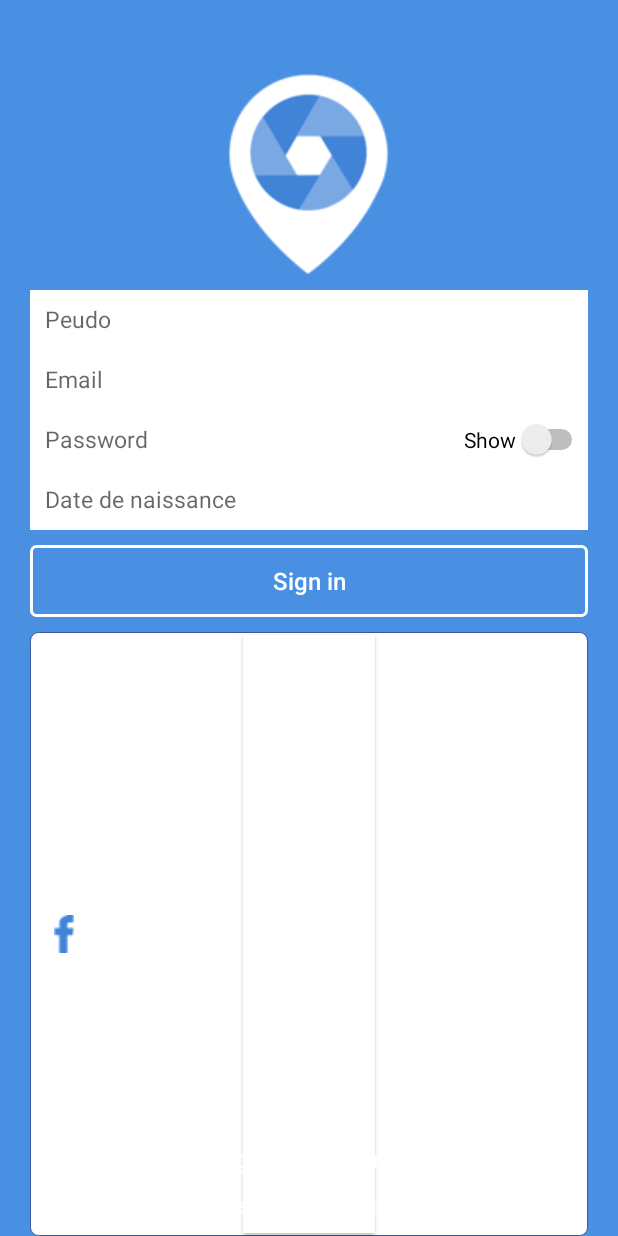
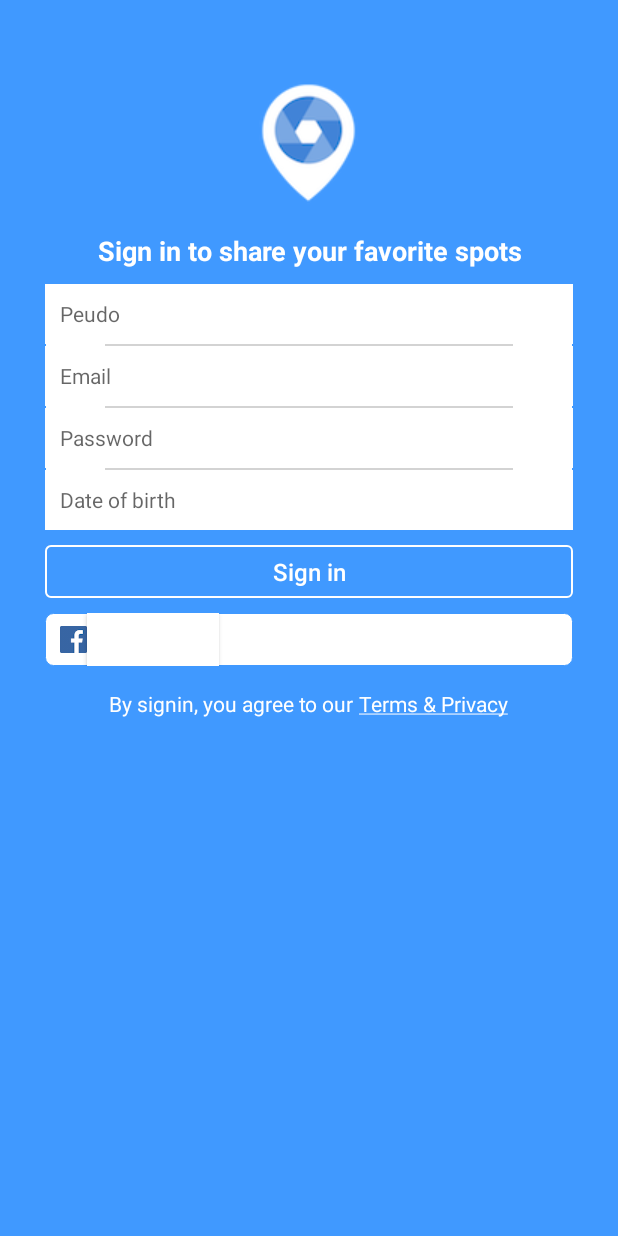
Before and after one commit to raoulsigne/SpotIt, an Android app: the Inscription screen opened directly, with no data from a screen before it, on a phone screen of 412 x 824 dp. Run offline under Robolectric (Android 15) with nearby library versions, the phone set to English and light mode, and no system bars; libraries missing offline, so code that uses them is left out: com.facebook, com.facebook.appevents, com.facebook.login; plain views replace LoginButton; 10 statements that could not run were skipped.

Commit message:
01-08-16

```diff
--- a/app/src/main/java/techafrkix/work/com/spot/spotit/Inscription.java
+++ b/app/src/main/java/techafrkix/work/com/spot/spotit/Inscription.java
@@ -24,6 +24,7 @@ import android.widget.DatePicker;
 import android.widget.EditText;
 import android.widget.LinearLayout;
 import android.widget.Switch;
+import android.widget.TextView;
 import android.widget.Toast;
 
 import com.facebook.AccessToken;
@@ -59,7 +60,6 @@ public class Inscription extends AppCompatActivity {
 
     public static  final  String _TO_CONCAT = "cs457syu89iuer8poier787";
     protected EditText pseudo, email, password, date;
-    Switch switch_pwd;
     LoginButton fbSignin;
     Button signin;
     ProgressDialog progress;
@@ -84,6 +84,8 @@ public class Inscription extends AppCompatActivity {
     private Utilisateur utilisateur;
     String s_pseudo, sdate;
 
+    private TextView policy;
+
     @Override
     protected void onCreate(Bundle savedInstanceState) {
         super.onCreate(savedInstanceState);
@@ -105,9 +107,8 @@ public class Inscription extends AppCompatActivity {
         email = (EditText)findViewById(R.id.emailadress);
         password = (EditText)findViewById(R.id.password);
         date = (EditText)findViewById(R.id.editText);
-        switch_pwd = (Switch)findViewById(R.id.switch_pwd);
+        policy = (TextView)findViewById(R.id.textView7);
 
-        switch_pwd.setChecked(false);
         password.setTransformationMethod(new PasswordTransformationMethod());
 
         dbAdapteur = new UtilisateurDBAdapteur(getApplicationContext());
@@ -117,22 +118,6 @@ public class Inscription extends AppCompatActivity {
         progress.setMessage("Please wait response from facebook...");
         progress.setIndeterminate(false);
         progress.setCancelable(false);
-        switch_pwd.setOnCheckedChangeListener(new CompoundButton.OnCheckedChangeListener() {
-
-            @Override
-            public void onCheckedChanged(CompoundButton buttonView,
-                                         boolean isChecked) {
-                if (isChecked) {
-                    // The toggle is enabled
-                    password.setTransformationMethod(null);
-                    switch_pwd.setText("Hide");
-                } else {
-                    // The toggle is disabled
-                    password.setTransformationMethod(new PasswordTransformationMethod());
-                    switch_pwd.setText("Show");
-                }
-            }
-        });
 
         date.setOnTouchListener(new View.OnTouchListener() {
             public boolean onTouch(View v, MotionEvent event) {
--- a/app/src/main/res/drawable/button_border.xml
+++ b/app/src/main/res/drawable/button_border.xml
@@ -5,5 +5,5 @@
         <!--android:endColor="#00FF00"-->
         <!--android:angle="270" />-->
     <corners android:radius="3dp" />
-    <stroke android:width="3px" android:color="#ffffff" />
+    <stroke android:width="2px" android:color="#ffffff" />
 </shape>
--- a/app/src/main/res/drawable/button_white.xml
+++ b/app/src/main/res/drawable/button_white.xml
@@ -1,6 +1,6 @@
 <?xml version="1.0" encoding="utf-8"?>
 <shape xmlns:android="http://schemas.android.com/apk/res/android"
     android:shape="rectangle">
-    <corners android:radius="3dp" />
+    <corners android:radius="2dp" />
     <solid android:color="#FFFFFF" />
 </shape>
--- a/app/src/main/res/drawable/fb_button.xml
+++ b/app/src/main/res/drawable/fb_button.xml
@@ -3,5 +3,5 @@
     android:shape="rectangle">
     <corners android:radius="5dp" />
     <solid android:color="@color/blanc" />
-    <stroke android:width="1px" android:color="@color/fbButton" />
+    <stroke android:width="1px" android:color="@color/myblue" />
 </shape>
--- a/app/src/main/res/layout/activity_inscription.xml
+++ b/app/src/main/res/layout/activity_inscription.xml
@@ -10,17 +10,38 @@
         android:layout_height="wrap_content"
         android:layout_gravity="center_horizontal"
         android:layout_marginTop="49dp"
-        android:background="@drawable/logospotitblue"
+        android:background="@drawable/logospotitblue90"
         android:layout_alignParentTop="true"
         android:layout_centerHorizontal="true" />
+
+    <TextView
+        android:layout_width="match_parent"
+        android:layout_height="wrap_content"
+        android:layout_marginTop="15dp"
+        android:text="@string/titre_inscription"
+        android:textColor="#FFFFFF"
+        android:textAlignment="center"
+        android:textSize="18sp"
+        android:id="@+id/textView3"
+        android:layout_below="@+id/imageView"
+        android:layout_centerHorizontal="true"
+        android:textStyle="bold"/>
+
+    <LinearLayout
+        android:id="@+id/blocedition"
+        android:layout_width="wrap_content"
+        android:layout_height="wrap_content"
+        android:orientation="vertical"
+        android:background="@drawable/fb_button"
+        android:layout_below="@+id/textView3"
+        android:layout_marginLeft="30dp"
+        android:layout_marginRight="30dp"
+        android:layout_marginTop="10dp">
 
         <EditText
             android:id="@+id/pseudo"
             android:layout_width="match_parent"
             android:layout_height="40dp"
-        android:layout_marginLeft="20dp"
-        android:layout_marginRight="20dp"
-        android:layout_marginTop="10dp"
             android:layout_gravity="center_horizontal"
             android:background="#FFFFFF"
             android:ems="10"
@@ -28,15 +49,20 @@
             android:padding="10dp"
             android:radius="5dp"
             android:singleLine="true"
-        android:textSize="15sp"
-        android:layout_below="@+id/imageView"
-        android:layout_centerHorizontal="true" />
+            android:textSize="14sp"/>
+
+        <View
+            android:id="@+id/line2"
+            android:layout_width="match_parent"
+            android:layout_marginLeft="40dp"
+            android:layout_marginRight="40dp"
+            android:layout_gravity="center_horizontal"
+            android:layout_height="1dip"
+            android:background="@color/separator"/>
 
         <EditText
             android:id="@+id/emailadress"
             android:layout_width="match_parent"
-        android:layout_marginLeft="20dp"
-        android:layout_marginRight="20dp"
             android:layout_height="40dp"
             android:layout_gravity="center_horizontal"
             android:background="#FFFFFF"
@@ -45,18 +71,16 @@
             android:inputType="textEmailAddress"
             android:padding="10dp"
             android:radius="5dp"
-        android:textSize="15sp"
-        android:layout_below="@+id/pseudo"
-        android:layout_centerHorizontal="true" />
+            android:textSize="14sp"/>
 
-    <RelativeLayout
+        <View
+            android:id="@+id/line3"
             android:layout_width="match_parent"
-        android:layout_height="40dp"
-        android:layout_marginLeft="20dp"
-        android:layout_marginRight="20dp"
+            android:layout_marginLeft="40dp"
+            android:layout_marginRight="40dp"
             android:layout_gravity="center_horizontal"
-        android:id="@+id/blocpwd"
-        android:layout_below="@+id/emailadress">
+            android:layout_height="1dip"
+            android:background="@color/separator"/>
 
         <EditText
             android:id="@+id/password"
@@ -69,41 +93,37 @@
             android:inputType="textPassword"
             android:padding="10dp"
             android:radius="5dp"
-            android:textSize="15sp" />
+            android:textSize="14sp"/>
 
-        <Switch
-            android:id="@+id/switch_pwd"
-            android:layout_width="wrap_content"
-            android:layout_height="wrap_content"
-            android:layout_alignParentEnd="true"
-            android:layout_alignParentRight="true"
-            android:layout_centerVertical="true"
-            android:text="Show" />
-
-    </RelativeLayout>
+        <View
+            android:id="@+id/line1"
+            android:layout_width="match_parent"
+            android:layout_marginLeft="40dp"
+            android:layout_marginRight="40dp"
+            android:layout_gravity="center_horizontal"
+            android:layout_height="1dip"
+            android:background="@color/separator"/>
 
         <EditText
             android:id="@+id/editText"
             android:layout_width="match_parent"
-        android:layout_marginLeft="20dp"
-        android:layout_marginRight="20dp"
             android:layout_height="40dp"
             android:layout_gravity="center_horizontal"
             android:background="#FFFFFF"
             android:ems="10"
-        android:hint="Date de naissance"
+            android:hint="Date of birth"
             android:inputType="date"
             android:padding="10dp"
-        android:textSize="15sp"
-        android:layout_below="@+id/blocpwd"/>
+            android:textSize="14sp"/>
+
+    </LinearLayout>
 
     <Button
         android:id="@+id/button"
-        style="?android:attr/borderlessButtonStyle"
         android:layout_width="match_parent"
-        android:layout_marginLeft="20dp"
-        android:layout_marginRight="20dp"
-        android:layout_height="wrap_content"
+        android:layout_marginLeft="30dp"
+        android:layout_marginRight="30dp"
+        android:layout_height="35dp"
         android:layout_gravity="center_horizontal"
         android:layout_marginTop="10dp"
         android:background="@drawable/button_border"
@@ -111,14 +131,15 @@
         android:textAllCaps="false"
         android:textColor="#FFFFFF"
         android:textSize="16sp"
-        android:layout_below="@id/editText"/>
+        android:layout_below="@id/blocedition"/>
 
     <RelativeLayout
+        android:id="@+id/blocfb"
         android:layout_width="match_parent"
         android:layout_below="@id/button"
-        android:layout_height="wrap_content"
-        android:layout_marginLeft="20dp"
-        android:layout_marginRight="20dp"
+        android:layout_height="35dp"
+        android:layout_marginLeft="30dp"
+        android:layout_marginRight="30dp"
         android:layout_gravity="center_horizontal"
         android:layout_marginTop="10dp"
         android:radius="5dp"
@@ -127,26 +148,23 @@
 
         <ImageView
             android:id="@+id/imageView5"
-            android:layout_width="25dp"
-            android:layout_height="25dp"
+            android:layout_width="18dp"
+            android:layout_height="18dp"
             android:layout_alignParentLeft="true"
             android:layout_alignParentStart="true"
             android:layout_centerVertical="true"
             android:layout_marginLeft="10dp"
-            android:src="@drawable/facebook" />
+            android:src="@drawable/facebook1" />
 
         <com.facebook.login.widget.LoginButton
             xmlns:facebook="http://schemas.android.com/apk/res-auto"
             android:id="@+id/login_button"
             android:layout_width="wrap_content"
             android:layout_height="match_parent"
-            android:layout_centerHorizontal="true"
-            android:layout_gravity="center_horizontal"
-            android:paddingBottom="12sp"
-            android:paddingTop="12sp"
-            android:layout_marginTop="2dp"
-            android:layout_marginBottom="2dp"
-            android:textSize="16sp"
+            android:layout_toEndOf="@+id/imageView5"
+            android:layout_toRightOf="@+id/imageView5"
+            android:layout_centerVertical="true"
+            android:textSize="15sp"
             android:textColor="@color/mainblue"
             android:textStyle="bold"
             android:background="@color/blanc"
@@ -155,41 +173,34 @@
 
     </RelativeLayout>
 
+    <LinearLayout
+        android:layout_width="match_parent"
+        android:layout_height="wrap_content"
+        android:orientation="horizontal"
+        android:layout_marginTop="15dp"
+        android:gravity="center"
+        android:layout_below="@+id/blocfb">
+
         <TextView
             android:id="@+id/textView8"
             android:layout_width="wrap_content"
             android:layout_height="wrap_content"
             android:layout_gravity="center_horizontal"
             android:text="@string/policy"
-        android:textSize="15sp"
+            android:textSize="14sp"
             android:textColor="@color/blanc"
-        android:layout_marginBottom="15dp"
-        android:layout_alignBottom="@+id/textView"
             android:layout_centerHorizontal="true" />
 
         <TextView
-        android:id="@+id/textView"
-        android:layout_width="wrap_content"
-        android:layout_height="wrap_content"
-        android:layout_gravity="center_horizontal"
-        android:text="our"
-        android:textAppearance="?android:attr/textAppearanceMedium"
-        android:textColor="#FFFFFF"
-        android:textSize="15sp"
-        android:textStyle="bold"
-        android:layout_marginBottom="15dp"
-        android:layout_alignBottom="@+id/textView9"
-        android:layout_centerHorizontal="true" />
-
-    <TextView
-        android:id="@+id/textView9"
+            android:id="@+id/textView7"
             android:layout_width="wrap_content"
             android:layout_height="wrap_content"
             android:layout_gravity="center_horizontal"
             android:text="@string/warning"
-        android:textSize="15sp"
+            android:textSize="14sp"
             android:textColor="@color/blanc"
-        android:layout_alignParentBottom="true"
-        android:layout_centerHorizontal="true"
-        android:layout_marginBottom="10dp"/>
+            android:layout_centerHorizontal="true" />
+
+    </LinearLayout>
+
 </RelativeLayout>
--- a/app/src/main/res/layout/activity_welcome.xml
+++ b/app/src/main/res/layout/activity_welcome.xml
@@ -11,16 +11,17 @@
         android:layout_width="wrap_content"
         android:layout_height="wrap_content"
         android:id="@+id/imgLogo"
-        android:background="@drawable/logospotitblue"
+        android:background="@drawable/logospotitblue112"
         android:layout_marginTop="73dp"
         android:layout_centerHorizontal="true" />
     <TextView
         android:layout_width="match_parent"
         android:layout_height="wrap_content"
         android:layout_gravity="center_horizontal"
+        android:layout_marginTop="10dp"
         android:textAlignment="center"
         android:textColor="#FFFFFF"
-        android:textSize="24sp"
+        android:textSize="25sp"
         android:text="@string/app_name"
         android:textStyle="bold"
         android:layout_below="@+id/imgLogo"
--- a/app/src/main/res/values/colors.xml
+++ b/app/src/main/res/values/colors.xml
@@ -3,7 +3,7 @@
     <color name="colorPrimary">#9B26AF</color>
     <color name="colorPrimaryDark">#691A99</color>
     <color name="colorAccent">#68EFAD</color>
-    <color name="myblue">#4A90E2</color>
+    <color name="myblue">#4099FF</color>
     <color name="pink">#E91E63</color>
     <color name="bottombar_color">#50C878</color>
     <color name="datespot">#494949</color>
@@ -14,4 +14,5 @@
     <color name="fond_detail">#E9E5E5</color>
     <color name="fondsnap">#403F3F</color>
     <color name="mainblue">#4183D7</color>
+    <color name="separator">#D3D3D3</color>
 </resources>
--- a/app/src/main/res/values/strings.xml
+++ b/app/src/main/res/values/strings.xml
@@ -18,9 +18,10 @@
     <string name="title_activity_main_activitytest">MainActivitytest</string>
     <string name="title_activity_main_activity_test">MainActivityTest</string>
     <string name="slogan_1">&amp; the world is yours</string>
-    <string name="slogan_2">Take and share your favorite spots</string>
-    <string name="policy">By signing, you agree to  </string>
-    <string name="warning">Terms &amp; Privacy</string>
+    <string name="slogan_2">Share your favorite spots</string>
+    <string name="titre_inscription">Sign in to share your favorite spots</string>
+    <string name="policy">By signin, you agree to our</string>
+    <string name="warning">  <u>Terms &amp; Privacy</u></string>
     <string name="title_spot">DETAIL DU SPOT</string>
     <string name="title_activity_accueil">Accueil</string>
 
```
Also changed, not shown: app/src/main/java/techafrkix/work/com/spot/spotit/Connexion.java (+0 -21 lines), app/src/main/res/layout/activity_accueil.xml (+10 -9 lines), app/src/main/res/layout/activity_connexion.xml (+52 -47 lines), app/src/main/res/layout/test.xml (+106 -143 lines), app/src/main/res/drawable/facebook1.png (added), app/src/main/res/drawable/logospotitblue.png, app/src/main/res/drawable/logospotitblue112.png (added), app/src/main/res/drawable/logospotitblue90.png (added). Lines whose indentation alone changed are shown as unchanged.
